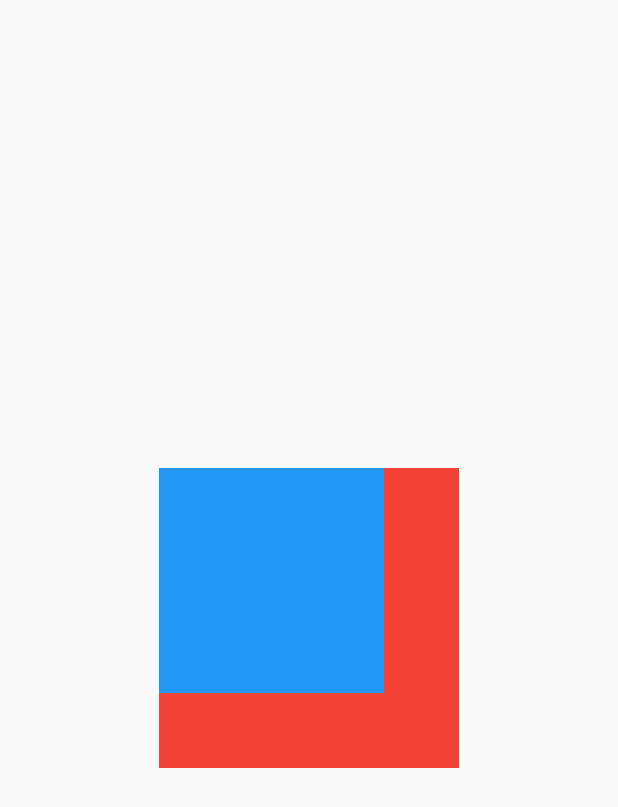
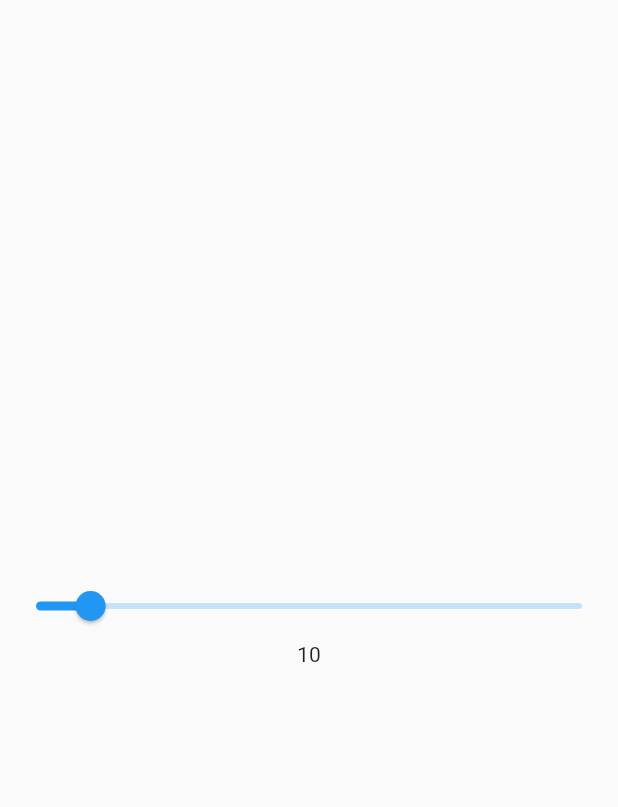
Before and after one commit to EmmanuelHm/basic_components_flutter, a Flutter app: the screen it shows after launch, on a phone screen of 412 x 824 dp. Shown: the top 807 px of the screen. Run offline on Flutter 3.47's test engine with Material 2 defaults, Android fonts, the phone set to English and light mode, and no system bars.

Commit message:
Utilizando widget 'Slider' en flutter

```diff
--- /dev/null
+++ b/lib/AdvancedWidgets/02.Slider/SliderWidget.dart
@@ -0,0 +1,37 @@
+import 'package:flutter/material.dart';
+
+class SliderWidget extends StatefulWidget {
+  const SliderWidget({Key? key}) : super(key: key);
+
+  @override
+  _SliderWidgetState createState() => _SliderWidgetState();
+}
+
+class _SliderWidgetState extends State<SliderWidget> {
+  double _currentSliderValue = 10;
+
+  @override
+  Widget build(BuildContext context) {
+    return SafeArea(
+      child: Scaffold(
+        body: Column(
+          mainAxisAlignment: MainAxisAlignment.center,
+          children: [
+            Slider(
+              value: _currentSliderValue,
+              min: 0,
+              max: 100,
+              label: _currentSliderValue.round().toString(),
+              onChanged: (double value) {
+                setState(() {
+                  _currentSliderValue = value;
+                });
+              },
+            ),
+            Text("${_currentSliderValue.round()}")
+          ],
+        ),
+      ),
+    );
+  }
+}
--- a/lib/main.dart
+++ b/lib/main.dart
@@ -1,5 +1,5 @@
-import 'package:basic_components_flutter/AdvancedWidgets/01.Stack/StackWidget.dart';
 import 'package:flutter/material.dart';
+import 'package:basic_components_flutter/AdvancedWidgets/02.Slider/SliderWidget.dart';
 
 void main() => runApp(MyApp());
 
@@ -15,20 +15,9 @@ class MyApp extends StatelessWidget {
       // home: BackData(),
 
       // Sistema de Rutas
-      initialRoute: 'stack',
+      initialRoute: 'slider',
       routes: {
-        // 'text': (context) => WidgetTexto(),
-        // 'recursos': (context) => Recursos(),
-        // 'appbar': (context) => WidgetAppbar(),
-        // 'btn-navbar': (context) => BottomNavBar(),
-        // 'tabbar': (context) => TabBarWidget(),
-        // 'drawer': (context) => DrawerWidget(),
-        // 'botones': (context) => Botones(),
-        // 'selectores': (context) => Selectores(),
-        // 'switch': (context) => SwitchWidget(),
-        // 'textos': (context) => InputsTexto(),
-        // 'progress': (context) => IndicadoresProgreso(),
-        'stack': (context) => StackWidget()
+        'slider': (context) => SliderWidget(),
       },
     );
   }
```
Also changed, not shown: lib/AdvancedWidgets/02.Slider/slider1.png (added), lib/AdvancedWidgets/02.Slider/slider2.png (added), lib/AdvancedWidgets/02.Slider/slider3.png (added).
